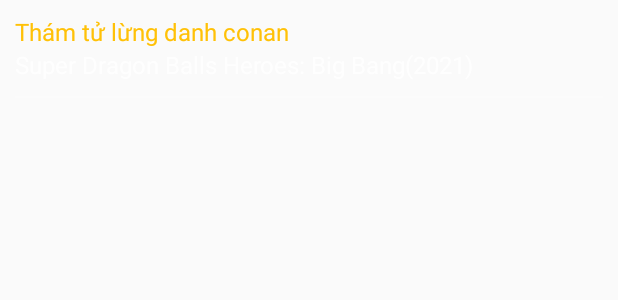
After one commit to onehitdragon/MovieApp, an Android app: the layout search_result_item.xml on its own in the app's theme, with its tools: preview values and no code run, on a phone screen of 412 x 824 dp. The commit adds this screen. Shown: the top 300 px of the screen. Run offline under Robolectric (Android 15) with nearby library versions, the phone set to English and light mode, and no system bars.

Commit message:
make search

```diff
--- a/app/src/main/java/com/example/finalapp/remoterepository/MovieService.java
+++ b/app/src/main/java/com/example/finalapp/remoterepository/MovieService.java
@@ -13,4 +13,7 @@ public interface MovieService {
 
     @GET("Movie/ListMovieByGenre")
     Call<ArrayList<MoviePojo>> getListMovieByGenre(@Query("idGenre") int idGenre);
+
+    @GET("Movie/Search")
+    Call<ArrayList<MoviePojo>> searchMovie(@Query("key") String key);
 }
--- a/app/src/main/java/com/example/finalapp/remoterepository/RetrofitClient.java
+++ b/app/src/main/java/com/example/finalapp/remoterepository/RetrofitClient.java
@@ -4,7 +4,7 @@ import retrofit2.Retrofit;
 import retrofit2.converter.gson.GsonConverterFactory;
 
 public class RetrofitClient {
-    public static final String BASE_URL = "http://10.0.2.2:5000/api/";
+    public static final String BASE_URL = "http://192.168.1.153:5000/api/";
     private static Retrofit retrofit;
     public static Retrofit createRetrofit(){
         if(retrofit == null){
--- a/app/src/main/res/layout/fragment_movie_watching.xml
+++ b/app/src/main/res/layout/fragment_movie_watching.xml
@@ -34,7 +34,7 @@
                     android:layout_width="50dp"
                     android:layout_height="50dp"
                     android:layout_centerInParent="true"
-                    android:src="@drawable/playing_icon" />
+                    android:src="@drawable/pausing_icon" />
                 <LinearLayout
                     android:layout_width="match_parent"
                     android:layout_height="wrap_content"
@@ -65,7 +65,7 @@
                             android:layout_width="25dp"
                             android:layout_height="25dp"
                             android:layout_marginEnd="10dp"
-                            android:src="@drawable/playing_icon"/>
+                            android:src="@drawable/pausing_icon"/>
                         <ImageView
                             android:id="@+id/btnSeekBackward"
                             android:layout_width="25dp"
--- /dev/null
+++ b/app/src/main/res/layout/search_result_item.xml
@@ -0,0 +1,29 @@
+<?xml version="1.0" encoding="utf-8"?>
+<LinearLayout
+    xmlns:android="http://schemas.android.com/apk/res/android"
+    xmlns:tools="http://schemas.android.com/tools"
+    xmlns:app="http://schemas.android.com/apk/res-auto"
+    android:layout_width="match_parent"
+    android:layout_height="wrap_content"
+    android:padding="10dp"
+    android:orientation="vertical">
+    <TextView
+        android:id="@+id/textViewNameMovie"
+        android:layout_width="match_parent"
+        android:layout_height="wrap_content"
+        android:text="Thám tử lừng danh conan"
+        style="@style/text_style_16"
+        android:textColor="#FFC107"/>
+    <TextView
+        android:id="@+id/textViewEngName"
+        android:layout_width="match_parent"
+        android:layout_height="wrap_content"
+        android:text="Super Dragon Balls Heroes: Big Bang(2021)"
+        style="@style/text_style_16"
+        android:textColor="@color/white_press"/>
+    <LinearLayout
+        android:layout_width="match_parent"
+        android:layout_height="1dp"
+        android:layout_marginTop="10dp"
+        android:background="#34FFFFFF"/>
+</LinearLayout>
```
Also changed, not shown: app/src/main/java/com/example/finalapp/MyVideoPlayer/MyVideoPlayer.java (+18 -7 lines), app/src/main/java/com/example/finalapp/adapter/RecycleViewSearchResultListAdapter.java (added, +65 -0 lines), app/src/main/java/com/example/finalapp/view/HomeFragment.java (+45 -1 lines), app/src/main/java/com/example/finalapp/view/MovieWatchingFragment.java (+4 -4 lines), app/src/main/java/com/example/finalapp/viewmodel/HomeViewModelFrag.java (+38 -0 lines), app/src/main/res/layout/fragment_home.xml (+65 -9 lines).
